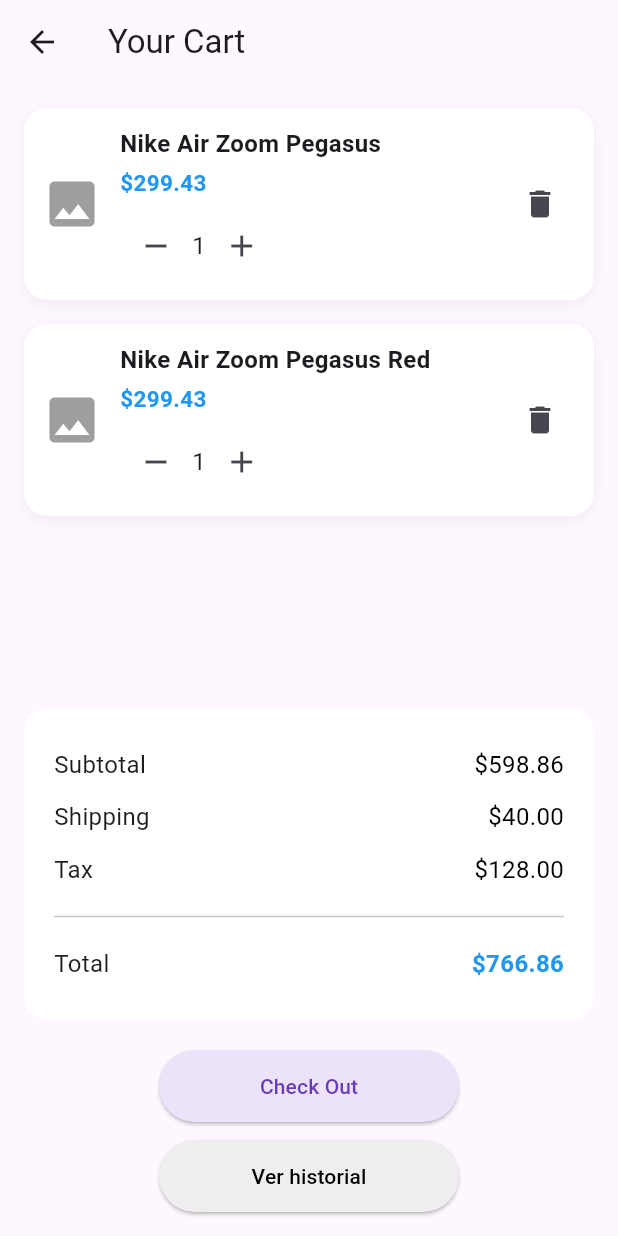
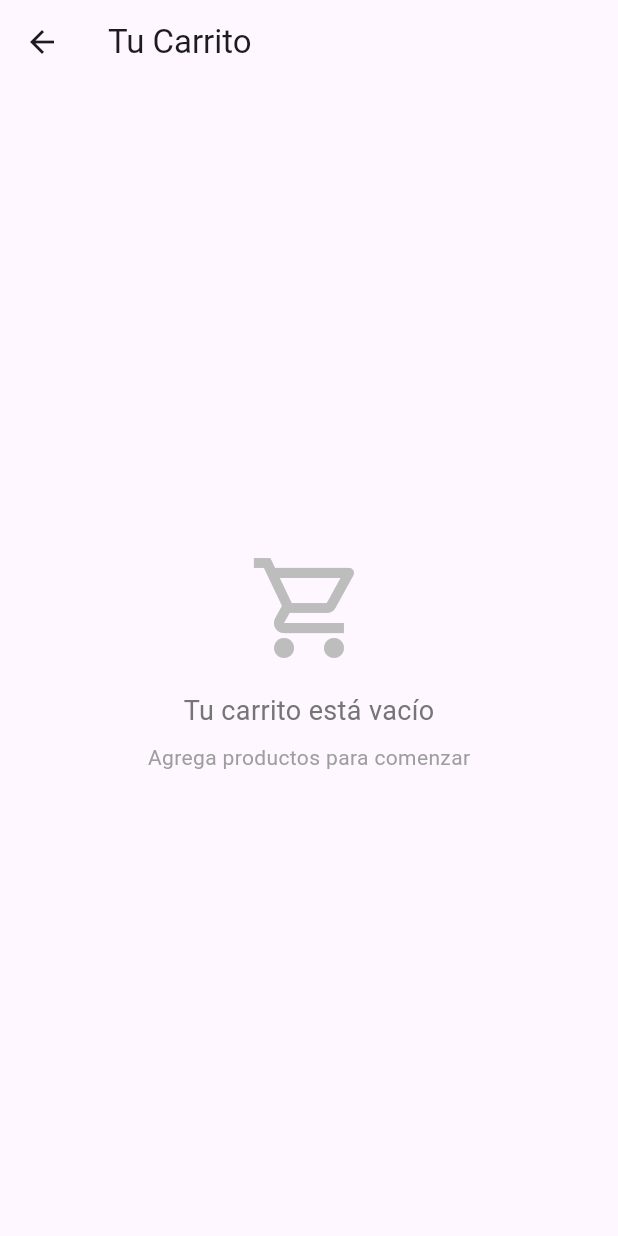
Before and after one commit to sebastian12-def/Dise-oInterfazGrupo, a Flutter app: the CartPage screen opened directly, on a phone screen of 412 x 824 dp. Run offline on Flutter 3.47's test engine with Material 3 defaults, Android fonts, the phone set to English and light mode, and no system bars; our stand-ins replace go_router.

Commit message:
se implemento la funcion del carrito de compras, la funcion comprar, mas la pantalla de detalles de la compra, y la ultima pantalla de compra exitosa Juan Sebastian DoradoRivera

```diff
--- a/lib/features/cart/pages/cart_page.dart
+++ b/lib/features/cart/pages/cart_page.dart
@@ -1,127 +1,134 @@
 import 'package:flutter/material.dart';
-import '../models/cart_item_model.dart';
+import 'package:provider/provider.dart';
+import '../providers/cart_provider.dart';
 import '../widgets/cart_item_widget.dart';
 import '../widgets/cart_total_widget.dart';
+import 'checkout_page.dart';
 
-class CartPage extends StatefulWidget {
+class CartPage extends StatelessWidget {
   const CartPage({super.key});
-
-  @override
-  State<CartPage> createState() => _CartPageState();
-}
-
-class _CartPageState extends State<CartPage> {
-  List<CartItem> cartItems = [
-    CartItem(
-      name: "Nike Air Zoom Pegasus",
-      price: 299.43,
-      quantity: 1,
-      imageUrl: "https://images.unsplash.com/photo-1600181952515-6c3b21fd7690",
-    ),
-    CartItem(
-      name: "Nike Air Zoom Pegasus Red",
-      price: 299.43,
-      quantity: 1,
-      imageUrl: "https://images.unsplash.com/photo-1600180758890-6d4dcb28ca54",
-    ),
-  ];
-
-  double get subtotal =>
-      cartItems.fold(0, (sum, item) => sum + (item.price * item.quantity));
 
   @override
   Widget build(BuildContext context) {
     return Scaffold(
       appBar: AppBar(
-        title: const Text("Your Cart"),
+        title: const Text("Tu Carrito"),
         centerTitle: false,
       ),
+      body: Consumer<CartProvider>(
+        builder: (context, cart, child) {
+          if (cart.items.isEmpty) {
+            return Center(
+              child: Column(
+                mainAxisAlignment: MainAxisAlignment.center,
+                children: [
+                  Icon(
+                    Icons.shopping_cart_outlined,
+                    size: 80,
+                    color: Colors.grey[400],
+                  ),
+                  const SizedBox(height: 16),
+                  Text(
+                    'Tu carrito está vacío',
+                    style: TextStyle(
+                      fontSize: 18,
+                      color: Colors.grey[600],
+                    ),
+                  ),
+                  const SizedBox(height: 8),
+                  Text(
+                    'Agrega productos para comenzar',
+                    style: TextStyle(
+                      fontSize: 14,
+                      color: Colors.grey[500],
+                    ),
+                  ),
+                ],
+              ),
+            );
+          }
 
-      body: Padding(
+          final shipping = 40.0;
+          final tax = cart.totalPrice * 0.16;
+
+          return Padding(
             padding: const EdgeInsets.all(16),
             child: Column(
               children: [
-
-            /// 🛒 Lista de productos
                 Expanded(
                   child: ListView.builder(
-                itemCount: cartItems.length,
+                    itemCount: cart.items.length,
                     itemBuilder: (_, i) {
-                  final item = cartItems[i];
+                      final item = cart.items[i];
                       return CartItemWidget(
                         item: item,
                         onIncrease: () {
-                      setState(() {
-                        cartItems[i] = item.copyWith(
-                          quantity: item.quantity + 1,
-                        );
-                      });
+                          cart.updateQuantity(item.name, item.quantity + 1);
                         },
                         onDecrease: () {
-                      if (item.quantity > 1) {
-                        setState(() {
-                          cartItems[i] = item.copyWith(
-                            quantity: item.quantity - 1,
-                          );
-                        });
-                      }
+                          cart.updateQuantity(item.name, item.quantity - 1);
                         },
                         onRemove: () {
-                      setState(() => cartItems.removeAt(i));
+                          cart.removeItem(item.name);
                         },
                       );
                     },
                   ),
                 ),
 
-            /// 💰 Total
                 CartTotalWidget(
-              subtotal: subtotal,
-              shipping: 40,
-              tax: 128,
+                  subtotal: cart.totalPrice,
+                  shipping: shipping,
+                  tax: tax,
                 ),
 
                 const SizedBox(height: 20),
 
-            /// 🔘 BOTÓN CHECK OUT
                 SizedBox(
-              width: 200,
+                  width: double.infinity,
                   child: ElevatedButton(
                     onPressed: () {
-                  Navigator.pushNamed(context, '/payment-method');
+                      Navigator.push(
+                        context,
+                        MaterialPageRoute(builder: (_) => const CheckoutPage()),
+                      );
                     },
                     style: ElevatedButton.styleFrom(
-                  backgroundColor: const Color(0xFFECE2F9),
-                  foregroundColor: Colors.deepPurple,
+                      backgroundColor: Colors.deepPurple,
+                      foregroundColor: Colors.white,
+                      shape: RoundedRectangleBorder(
+                        borderRadius: BorderRadius.circular(30),
+                      ),
+                      padding: const EdgeInsets.symmetric(vertical: 16),
+                    ),
+                    child: const Text(
+                      "Comprar Ahora",
+                      style: TextStyle(fontSize: 16, fontWeight: FontWeight.bold),
+                    ),
+                  ),
+                ),
+
+                const SizedBox(height: 12),
+
+                SizedBox(
+                  width: double.infinity,
+                  child: OutlinedButton(
+                    onPressed: () {
+                      Navigator.pushNamed(context, '/order-history');
+                    },
+                    style: OutlinedButton.styleFrom(
                       shape: RoundedRectangleBorder(
                         borderRadius: BorderRadius.circular(30),
                       ),
                       padding: const EdgeInsets.symmetric(vertical: 14),
                     ),
-                child: const Text("Check Out"),
-              ),
-            ),
-
-            const SizedBox(height: 12),
-            SizedBox(
-              width: 200,
-              child: ElevatedButton(
-                onPressed: (){
-                  Navigator.pushNamed(context, '/order-history');
-                },
-                style: ElevatedButton.styleFrom(
-                  backgroundColor: Colors.grey[200],
-                  foregroundColor: Colors.black,
-                  shape: RoundedRectangleBorder(
-                    borderRadius: BorderRadius.circular(30),
-                  ),
-                  padding: const EdgeInsets.symmetric(vertical: 14),
-                ),
-                child: const Text("Ver historial"),
+                    child: const Text("Ver historial de pedidos"),
                   ),
                 ),
               ],
             ),
+          );
+        },
       ),
     );
   }
--- a/lib/features/products/pages/categories_page.dart
+++ b/lib/features/products/pages/categories_page.dart
@@ -1,5 +1,5 @@
 import 'package:flutter/material.dart';
-import '../../shared/models/product_model.dart';
+import '../../shared/models/category_model.dart';
 import 'product_list_page.dart';
 
 class CategoriesPage extends StatelessWidget {
--- a/lib/features/products/widgets/category_card.dart
+++ b/lib/features/products/widgets/category_card.dart
@@ -1,5 +1,5 @@
 import 'package:flutter/material.dart';
-import '../../shared/models/product_model.dart';
+import '../../shared/models/category_model.dart';
 
 class CategoryCard extends StatelessWidget {
   final Category category;
--- a/pubspec.yaml
+++ b/pubspec.yaml
@@ -11,6 +11,7 @@ dependencies:
   flutter:
     sdk: flutter
   go_router: ^17.0.0
+  provider: ^6.1.5+1
 
 dev_dependencies:
   flutter_test:
```
Also changed, not shown: lib/features/cart/pages/checkout_page.dart (added, +225 -0 lines), lib/features/cart/pages/purchase_success_page.dart (added, +116 -0 lines), lib/features/cart/providers/cart_provider.dart (added, +54 -0 lines), lib/features/products/pages/product_list_page.dart (+13 -7 lines), lib/features/products/widgets/product_card.dart (+36 -54 lines), lib/features/shared/models/category_model.dart (added, +13 -0 lines), lib/features/shared/models/product_model.dart (+0 -13 lines), lib/main.dart (+6 -1 lines), flutter_01.png (added), lib/features/products/pages/cart_provider.dart (added), pubspec.lock. Lines whose indentation alone changed are shown as unchanged.
